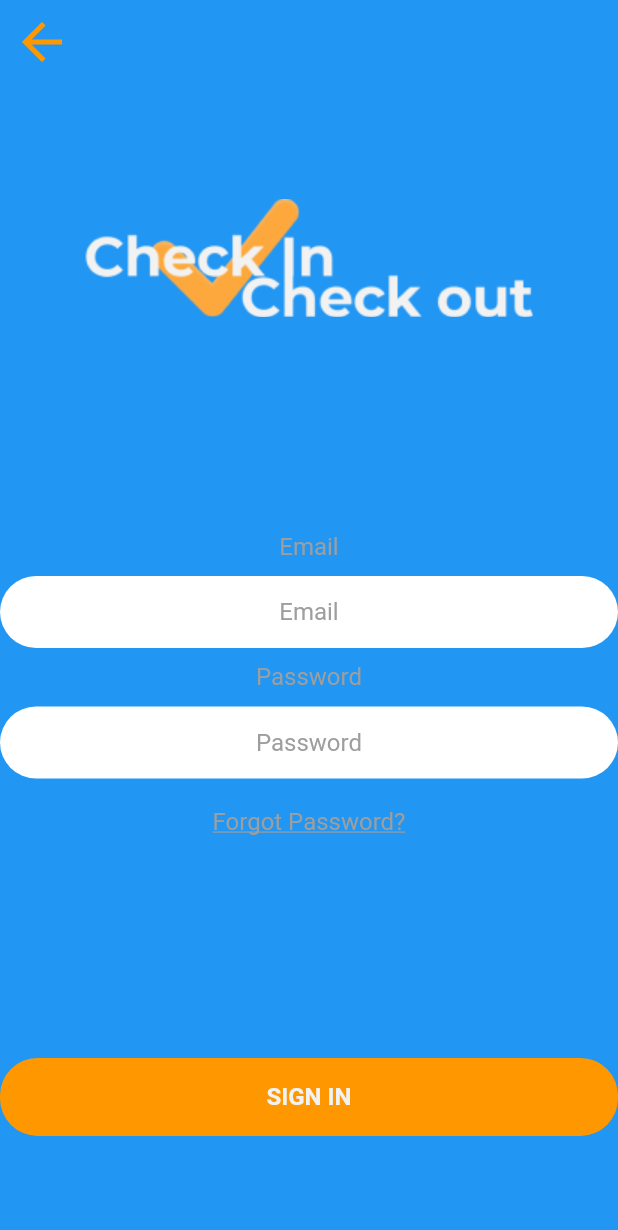
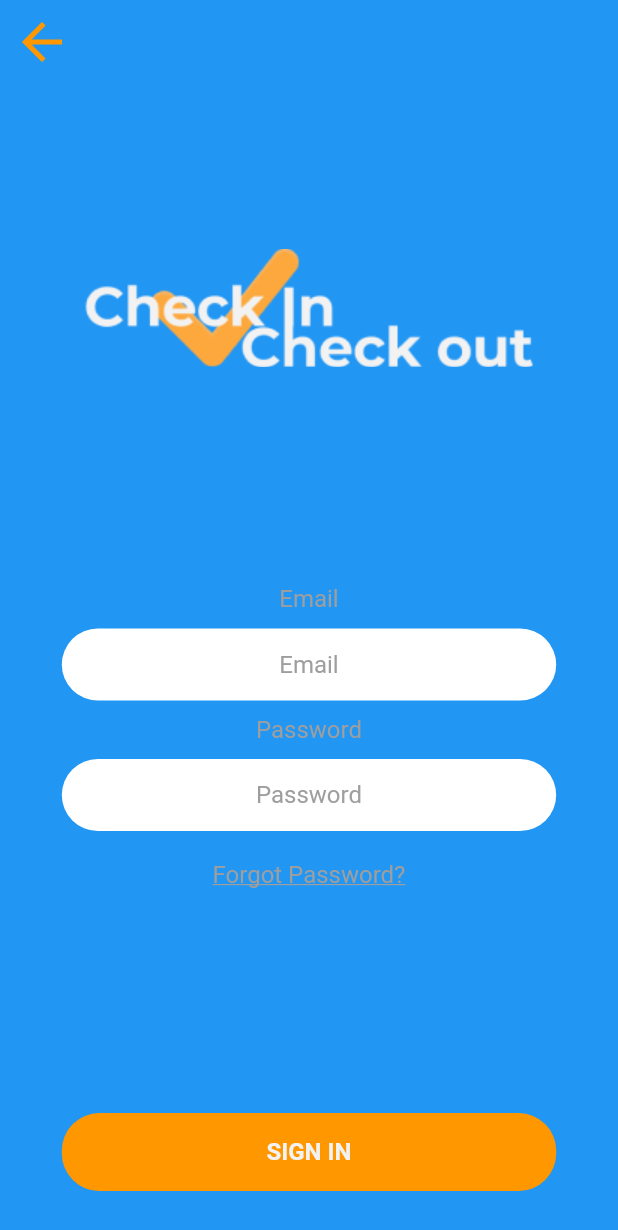
Before and after one commit to karen98bdiw/checkincheckout, a Flutter app: the SignInScreen screen opened by its route, on a phone screen of 412 x 824 dp. Shown: the top 1230 px of the screen. Run offline on Flutter 3.47's test engine with Material 2 defaults, Android fonts, the phone set to English and light mode, and no system bars; statements that could not run were skipped.

```diff
--- a/lib/screens/intro_screens/signIn_screens/signIn_screen.dart
+++ b/lib/screens/intro_screens/signIn_screens/signIn_screen.dart
@@ -30,9 +30,15 @@ class SignInScreen extends StatelessWidget {
                   minHeight: constraints.maxHeight),
               child: Container(
                 padding: EdgeInsets.only(
-                    bottom: MediaQuery.of(context).viewInsets.bottom),
+                  top: 100,
+                  bottom: MediaQuery.of(context).viewInsets.bottom + 30,
+                  left:
+                      MediaQuery.of(context).size.width * defaultPaddingProcent,
+                  right:
+                      MediaQuery.of(context).size.width * defaultPaddingProcent,
+                ),
                 child: Column(
-                  mainAxisAlignment: MainAxisAlignment.spaceAround,
+                  mainAxisAlignment: MainAxisAlignment.spaceBetween,
                   crossAxisAlignment: CrossAxisAlignment.stretch,
                   children: [
                     LogoWidget(),
--- a/lib/utils/const.dart
+++ b/lib/utils/const.dart
@@ -25,7 +25,7 @@ var defaultPaddingProcent = 0.1;
 
 var introText =
     "Ornare enim leo enim urna netus quam sit mattis eget quisque eu";
-var passwordRestorText =
+var passwordRestoreText =
     "Enter the email address you used during registration and we will send a new password";
 
 var mainBorderColor = Colors.grey;
```
Also changed, not shown: lib/screens/intro_screens/signIn_screens/restore_password_screen.dart (+68 -1 lines).
